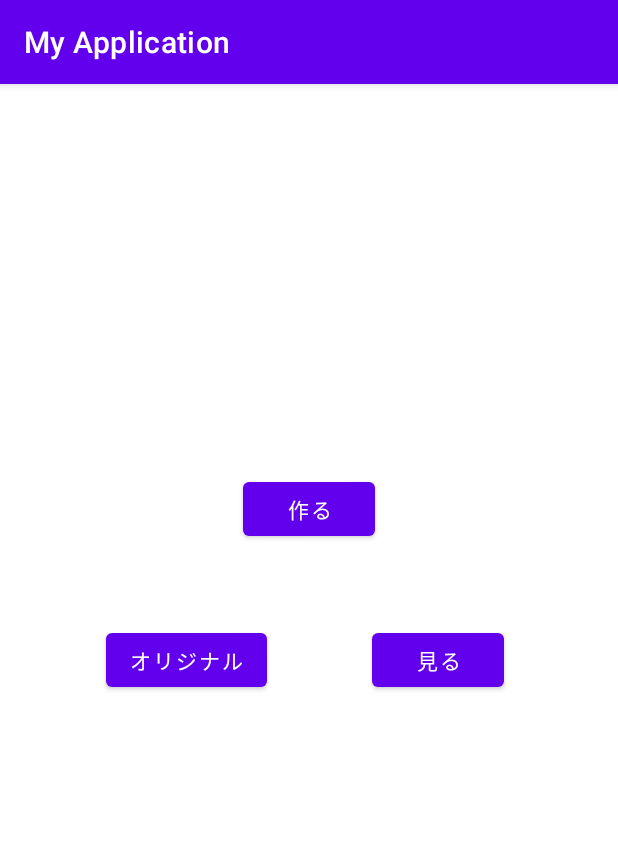
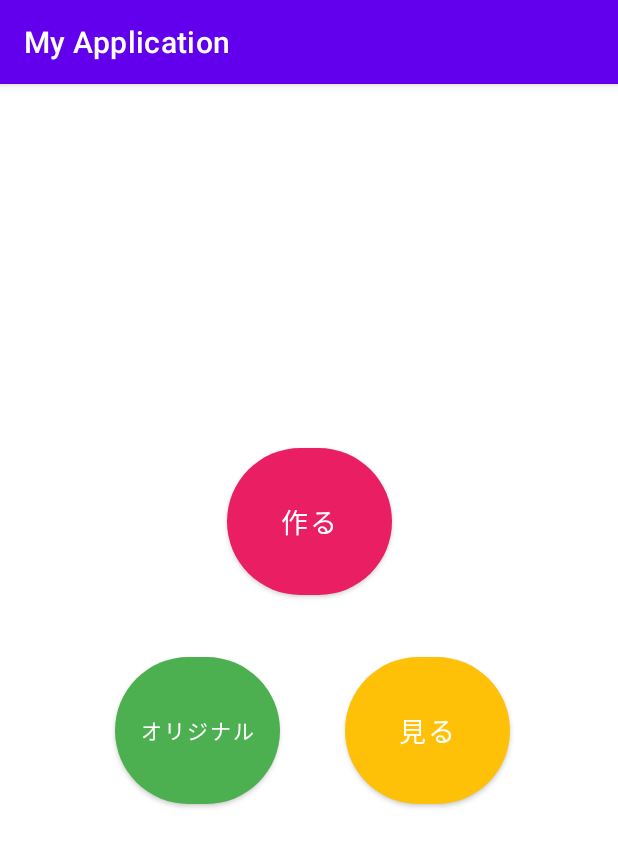
Before and after one commit to aira0046/ideanoizumi, an Android app: the screen it shows after launch (MainActivity), on a phone screen of 412 x 824 dp. Shown: the top 847 px of the screen. Run offline under Robolectric (Android 15) with nearby library versions, the phone set to English and light mode, and no system bars; libraries missing offline, so code that uses them is left out: io.realm; 4 statements that could not run were skipped.

Commit message:
buttonの変更

```diff
--- a/app/src/main/res/layout/activity_choise.xml
+++ b/app/src/main/res/layout/activity_choise.xml
@@ -49,6 +49,9 @@
         android:layout_marginRight="164dp"
         android:layout_marginBottom="372dp"
         android:text="つぎへ"
+        android:textSize="14sp"
+        app:backgroundTint="#03A9F4"
+        app:cornerRadius="8dp"
         app:layout_constraintBottom_toBottomOf="parent"
         app:layout_constraintEnd_toEndOf="parent"
         app:layout_constraintStart_toStartOf="parent"
--- a/app/src/main/res/layout/activity_group_list.xml
+++ b/app/src/main/res/layout/activity_group_list.xml
@@ -14,8 +14,10 @@
         android:layout_marginRight="32dp"
         android:layout_marginBottom="32dp"
         android:clickable="true"
+        app:backgroundTint="#03A9F4"
         app:layout_constraintBottom_toBottomOf="parent"
         app:layout_constraintEnd_toEndOf="parent"
+        app:rippleColor="@color/white"
         app:srcCompat="@android:drawable/ic_input_add" />
 
     <androidx.recyclerview.widget.RecyclerView
--- a/app/src/main/res/layout/activity_main.xml
+++ b/app/src/main/res/layout/activity_main.xml
@@ -8,9 +8,12 @@
 
     <Button
         android:id="@+id/tukurubutton"
-        android:layout_width="wrap_content"
-        android:layout_height="wrap_content"
+        android:layout_width="110dp"
+        android:layout_height="110dp"
         android:text="作る"
+        android:textSize="18sp"
+        app:backgroundTint="#E91E63"
+        app:cornerRadius="64dp"
         app:layout_constraintBottom_toBottomOf="parent"
         app:layout_constraintEnd_toEndOf="parent"
         app:layout_constraintStart_toStartOf="parent"
@@ -19,22 +22,32 @@
 
     <Button
         android:id="@+id/groupButton"
-        android:layout_width="wrap_content"
-        android:layout_height="wrap_content"
+        android:layout_width="110dp"
+        android:layout_height="110dp"
         android:text="オリジナル"
+        android:textSize="14sp"
+        android:textStyle="normal"
+        app:backgroundTint="#4CAF50"
+        app:cornerRadius="64dp"
         app:layout_constraintBottom_toBottomOf="parent"
         app:layout_constraintEnd_toStartOf="@+id/mirubutton"
+        app:layout_constraintHorizontal_bias="0.638"
         app:layout_constraintStart_toStartOf="parent"
-        app:layout_constraintTop_toTopOf="parent" />
+        app:layout_constraintTop_toTopOf="parent"
+        app:layout_constraintVertical_bias="0.571" />
 
     <Button
         android:id="@+id/mirubutton"
-        android:layout_width="wrap_content"
-        android:layout_height="wrap_content"
-        android:layout_marginEnd="76dp"
-        android:layout_marginRight="76dp"
+        android:layout_width="110dp"
+        android:layout_height="110dp"
+        android:layout_marginEnd="72dp"
+        android:layout_marginRight="72dp"
         android:text="見る"
+        android:textSize="18sp"
+        app:backgroundTint="#FFC107"
+        app:cornerRadius="64dp"
         app:layout_constraintBottom_toBottomOf="parent"
         app:layout_constraintEnd_toEndOf="parent"
-        app:layout_constraintTop_toTopOf="parent" />
+        app:layout_constraintTop_toTopOf="parent"
+        app:layout_constraintVertical_bias="0.571" />
 </androidx.constraintlayout.widget.ConstraintLayout>
--- a/app/src/main/res/layout/activity_word_list.xml
+++ b/app/src/main/res/layout/activity_word_list.xml
@@ -14,8 +14,10 @@
         android:layout_marginRight="32dp"
         android:layout_marginBottom="32dp"
         android:clickable="true"
+        app:backgroundTint="#03A9F4"
         app:layout_constraintBottom_toBottomOf="parent"
         app:layout_constraintEnd_toEndOf="parent"
+        app:rippleColor="@color/white"
         app:srcCompat="@android:drawable/ic_input_add" />
 
     <androidx.recyclerview.widget.RecyclerView
--- a/app/src/main/res/layout/item_group_list.xml
+++ b/app/src/main/res/layout/item_group_list.xml
@@ -21,7 +21,7 @@
             android:paddingHorizontal="20dp"
             android:paddingVertical="70dp"
             android:text="グループ"
-            android:textSize="18sp" />
+            android:textSize="24sp" />
 
 
     </LinearLayout>
--- a/app/src/main/res/layout/item_word_list.xml
+++ b/app/src/main/res/layout/item_word_list.xml
@@ -30,7 +30,7 @@
                 android:layout_width="match_parent"
                 android:layout_height="0dp"
                 android:layout_weight="2"
-                android:gravity="center_vertical"
+                android:gravity="center"
                 android:text="やること"
                 android:textSize="18sp" />
 
```
